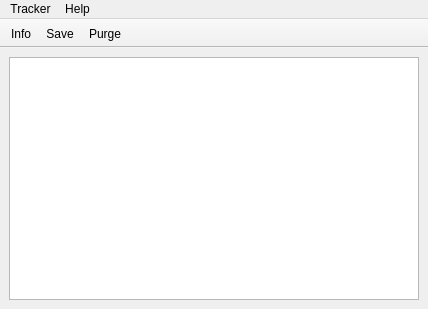
mnalis/igotu2gpx, file src/igotugui/igotugui.ui: the form before one commit.
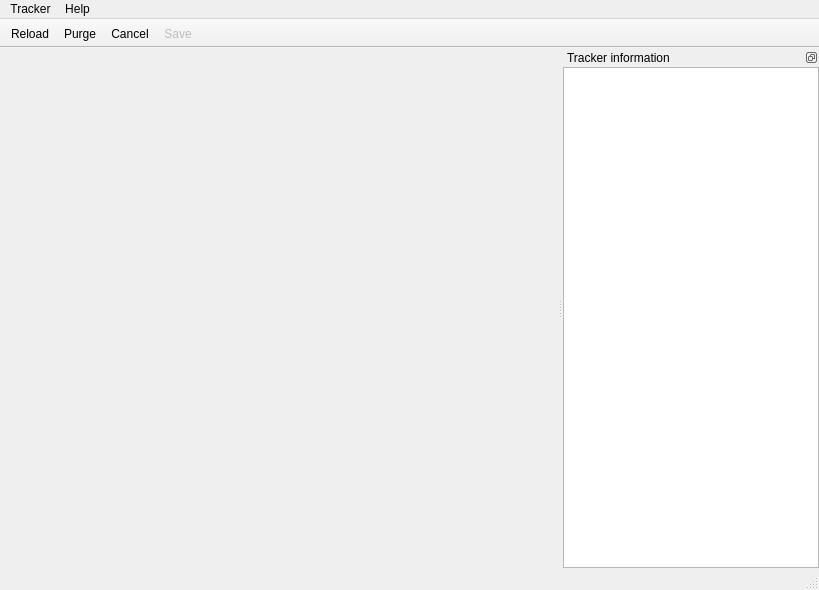
The form after the commit. Custom widgets are drawn as their Qt base class.

What changed in the file:
```diff
--- a/src/igotugui/igotugui.ui
+++ b/src/igotugui/igotugui.ui
@@ -1,43 +1,38 @@
 <ui version="4.0" >
  <class>MainWindow</class>
- <widget class="QMainWindow" name="MainWindow" >
-  <property name="geometry" >
+ <widget class="QMainWindow" name="MainWindow">
+  <property name="geometry">
    <rect>
     <x>0</x>
     <y>0</y>
-    <width>428</width>
-    <height>309</height>
+    <width>819</width>
+    <height>590</height>
    </rect>
   </property>
   <property name="windowTitle" >
    <string>igotu2gpx</string>
   </property>
-  <widget class="QWidget" name="centralwidget" >
-   <property name="geometry" >
-    <rect>
-     <x>0</x>
-     <y>60</y>
-     <width>428</width>
-     <height>249</height>
-    </rect>
-   </property>
-   <layout class="QVBoxLayout" name="verticalLayout" >
+  <widget class="QWidget" name="centralwidget">
+   <layout class="QVBoxLayout" name="verticalLayout">
+    <property name="margin">
+     <number>0</number>
+    </property>
     <item>
-     <widget class="QTextBrowser" name="textBrowser" />
+     <widget class="Marble::MarbleWidget" name="tracks" native="true"/>
     </item>
    </layout>
   </widget>
-  <widget class="QMenuBar" name="menubar" >
-   <property name="geometry" >
+  <widget class="QMenuBar" name="menubar">
+   <property name="geometry">
     <rect>
      <x>0</x>
      <y>0</y>
-     <width>428</width>
+     <width>819</width>
      <height>27</height>
     </rect>
    </property>
-   <widget class="QMenu" name="menuFile" >
-    <property name="title" >
+   <widget class="QMenu" name="menuFile">
+    <property name="title">
      <string>Tracker</string>
     </property>
     <addaction name="actionInfo" />
@@ -48,25 +43,17 @@
     <addaction name="separator" />
     <addaction name="actionQuit" />
    </widget>
-   <widget class="QMenu" name="menuHelp" >
-    <property name="title" >
+   <widget class="QMenu" name="menuHelp">
+    <property name="title">
      <string>Help</string>
     </property>
     <addaction name="actionAbout" />
    </widget>
-   <addaction name="menuFile" />
-   <addaction name="menuHelp" />
+   <addaction name="menuFile"/>
+   <addaction name="menuHelp"/>
   </widget>
-  <widget class="QToolBar" name="toolBar" >
-   <property name="geometry" >
-    <rect>
-     <x>0</x>
-     <y>27</y>
-     <width>428</width>
-     <height>33</height>
-    </rect>
-   </property>
-   <property name="windowTitle" >
+  <widget class="QToolBar" name="toolBar">
+   <property name="windowTitle">
     <string>toolBar</string>
    </property>
    <property name="movable" >
@@ -78,12 +65,38 @@
    <attribute name="toolBarBreak" >
     <bool>false</bool>
    </attribute>
-   <addaction name="actionInfo" />
-   <addaction name="actionSave" />
-   <addaction name="actionPurge" />
+   <addaction name="actionReload"/>
+   <addaction name="actionPurge"/>
+   <addaction name="actionCancel"/>
+   <addaction name="actionSave"/>
   </widget>
-  <action name="actionQuit" >
-   <property name="text" >
+  <widget class="QStatusBar" name="statusBar"/>
+  <widget class="QDockWidget" name="dockWidget">
+   <property name="features">
+    <set>QDockWidget::DockWidgetFloatable|QDockWidget::DockWidgetMovable</set>
+   </property>
+   <property name="allowedAreas">
+    <set>Qt::LeftDockWidgetArea|Qt::RightDockWidgetArea</set>
+   </property>
+   <property name="windowTitle">
+    <string>Tracker information</string>
+   </property>
+   <attribute name="dockWidgetArea">
+    <number>2</number>
+   </attribute>
+   <widget class="QWidget" name="dockWidgetContents">
+    <layout class="QHBoxLayout" name="horizontalLayout">
+     <property name="margin">
+      <number>0</number>
+     </property>
+     <item>
+      <widget class="QTextBrowser" name="info"/>
+     </item>
+    </layout>
+   </widget>
+  </widget>
+  <action name="actionQuit">
+   <property name="text">
     <string>Quit</string>
    </property>
   </action>
@@ -100,13 +113,19 @@
     <string>Preferences...</string>
    </property>
   </action>
-  <action name="actionInfo" >
-   <property name="text" >
-    <string>Info</string>
+  <action name="actionReload">
+   <property name="text">
+    <string>Reload</string>
+   </property>
+   <property name="toolTip">
+    <string>Connect to the GPS tracker and transfer all GPS tracks</string>
    </property>
   </action>
-  <action name="actionSave" >
-   <property name="text" >
+  <action name="actionSave">
+   <property name="enabled">
+    <bool>false</bool>
+   </property>
+   <property name="text">
     <string>Save...</string>
    </property>
    <property name="toolTip" >
@@ -118,7 +137,23 @@
     <string>Purge...</string>
    </property>
   </action>
+  <action name="actionCancel">
+   <property name="text">
+    <string>Cancel</string>
+   </property>
+   <property name="toolTip">
+    <string>Cancel any connection with the GPS tracker</string>
+   </property>
+  </action>
  </widget>
+ <customwidgets>
+  <customwidget>
+   <class>Marble::MarbleWidget</class>
+   <extends>QWidget</extends>
+   <header location="global">marble/MarbleWidget.h</header>
+   <container>1</container>
+  </customwidget>
+ </customwidgets>
  <resources/>
  <connections/>
 </ui>
```
Left out of the diff: 46 changed lines with no effect on the pictures.
